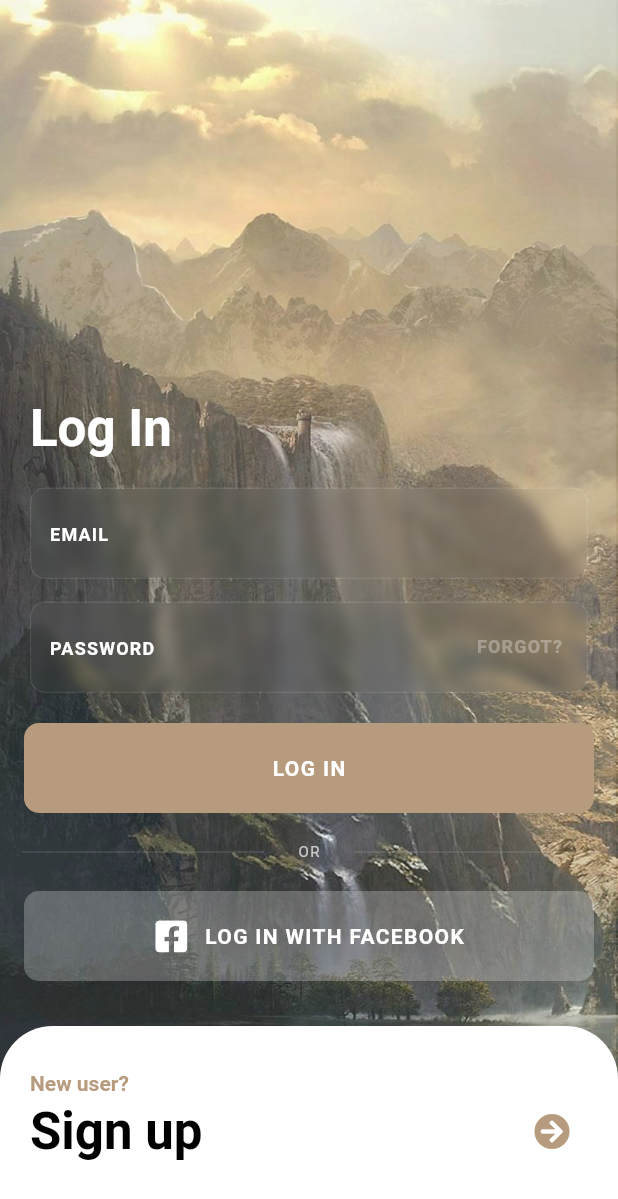
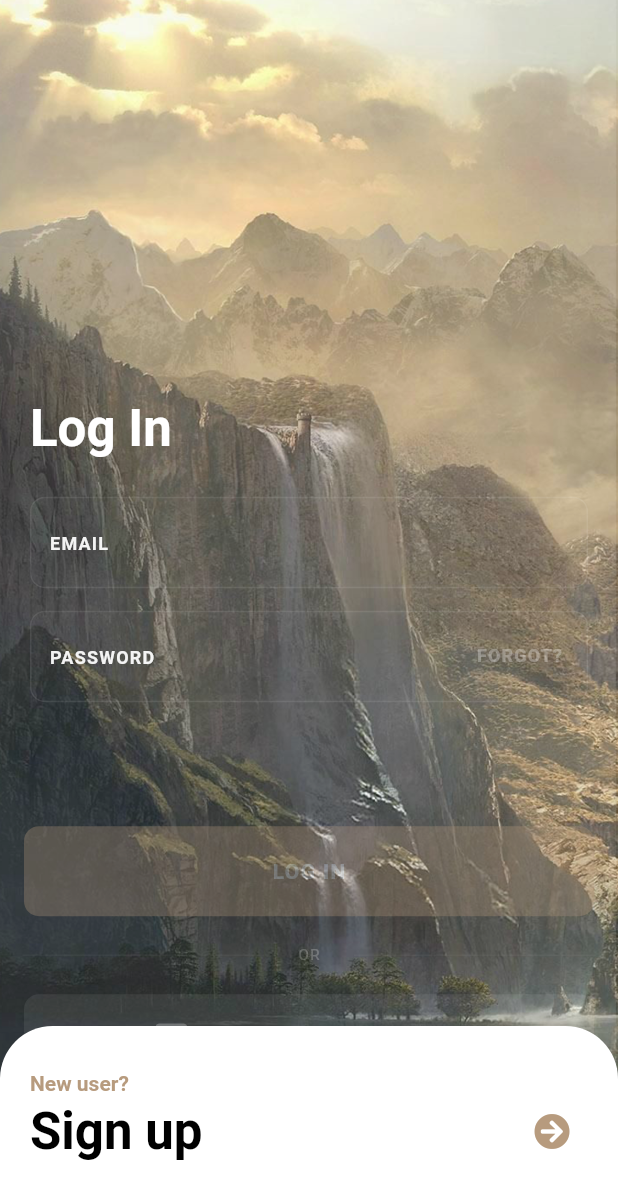
Before and after one commit to munashif-muhsin/untravelled, a Flutter app: the first screen one second after launch, on a phone screen of 412 x 824 dp. Shown: the top 1199 px of the screen. Run offline on Flutter 3.47's test engine with Material 2 defaults, Android fonts, the phone set to English and light mode, and no system bars; our stand-ins replace font_awesome_flutter.

```diff
--- a/lib/pages/splash.dart
+++ b/lib/pages/splash.dart
@@ -8,7 +8,7 @@ class SplashPage extends StatefulWidget {
   _SplashPageState createState() => _SplashPageState();
 }
 
-class _SplashPageState extends State<SplashPage> {
+class _SplashPageState extends State<SplashPage> with TickerProviderStateMixin {
   Widget _buildEmailField() {
     return Container(
       margin: EdgeInsets.symmetric(horizontal: 20.0),
@@ -226,6 +226,11 @@ class _SplashPageState extends State<SplashPage> {
   }
 
   @override
+  void initState() {
+    super.initState();
+  }
+
+  @override
   Widget build(BuildContext context) {
     return Scaffold(
         resizeToAvoidBottomPadding: false,
@@ -246,7 +251,8 @@ class _SplashPageState extends State<SplashPage> {
                 mainAxisAlignment: MainAxisAlignment.end,
                 crossAxisAlignment: CrossAxisAlignment.start,
                 children: <Widget>[
-                  Padding(
+                  FadeAndSlideIn(
+                    child: Padding(
                       padding: const EdgeInsets.all(20.0),
                       child: Text(
                         'Log In',
@@ -257,19 +263,38 @@ class _SplashPageState extends State<SplashPage> {
                         ),
                       ),
                     ),
-                  _buildEmailField(),
+                    $this: this,
+                    delay: Duration(milliseconds: 0),
+                  ),
+                  FadeAndSlideIn(
+                    $this: this,
+                    child: _buildEmailField(),
+                    delay: Duration(milliseconds: 500),
+                  ),
                   SizedBox(
                     height: 15.0,
                   ),
-                  _buildPasswordRow(),
+                  FadeAndSlideIn(
+                    $this: this,
+                    child: _buildPasswordRow(),
+                    delay: Duration(milliseconds: 500),
+                  ),
                   SizedBox(
                     height: 20,
                   ),
+                  FadeAndSlideIn(
+                    $this: this,
+                    child: Column(
+                      children: <Widget>[
                         _buildLoginBtn(),
                         SizedBox(height: 20),
                         _buildORrow(),
                         SizedBox(height: 20),
                         _buildFBLoginBtn(),
+                      ],
+                    ),
+                    delay: Duration(milliseconds: 800),
+                  ),
                   SizedBox(height: 30),
                   _buildAnimatedSignUpView(),
                 ],
@@ -279,3 +304,30 @@ class _SplashPageState extends State<SplashPage> {
         ));
   }
 }
+
+class FadeAndSlideIn extends StatelessWidget {
+  final Widget child;
+  final $this;
+  final Duration delay;
+
+  FadeAndSlideIn({this.child, this.$this, this.delay});
+
+  @override
+  Widget build(BuildContext context) {
+    AnimationController _animationController = AnimationController(
+        vsync: $this, duration: Duration(milliseconds: 500));
+    Animation _fadeAnimation =
+        CurvedAnimation(parent: _animationController, curve: Curves.easeOut);
+    Animation _offsetAnimation =
+        Tween<Offset>(begin: Offset(0, 0.5), end: Offset.zero)
+            .animate(_animationController);
+    Future.delayed(delay).then((_) {
+_animationController.forward();
+    });
+
+    return SlideTransition(
+      position: _offsetAnimation,
+      child: FadeTransition(opacity: _fadeAnimation, child: child),
+    );
+  }
+}
```
Lines whose indentation alone changed are shown as unchanged.
